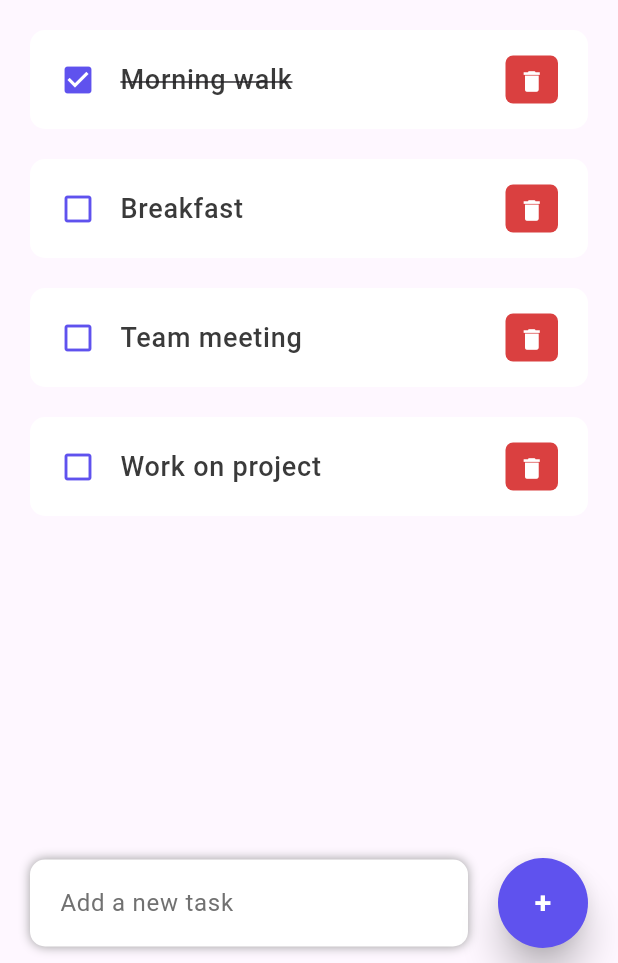
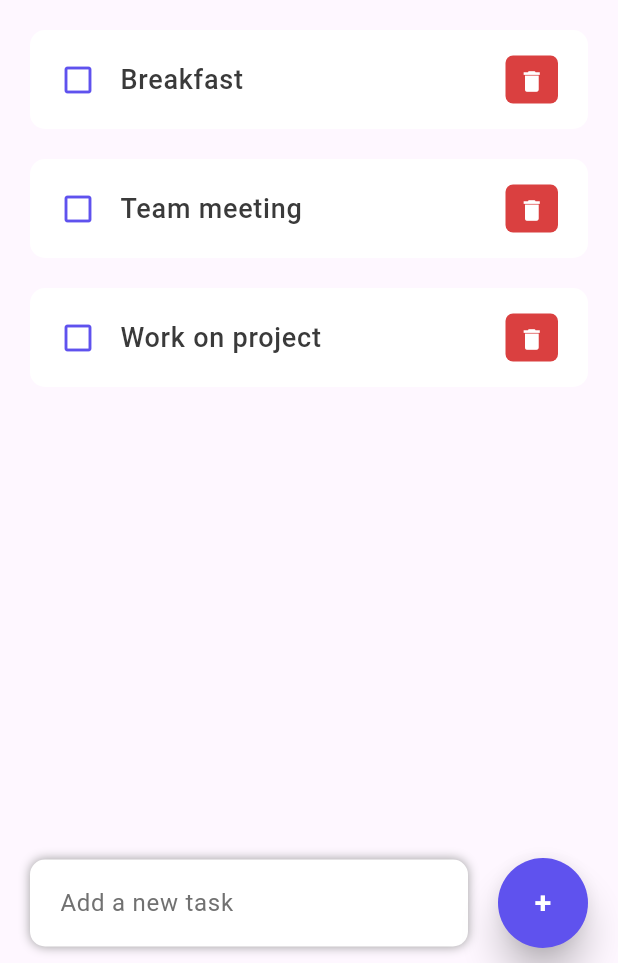
Before and after one commit to tranhuutuan261103/to-do-list-flutter, a Flutter app: the screen it shows after launch, after a tap on the "delete" icon, on a phone screen of 412 x 824 dp, the part 273-1236 px from its top. Run offline on Flutter 3.47's test engine with Material 3 defaults, Android fonts, the phone set to English and light mode, and no system bars.

```diff
--- a/lib/screens/home.dart
+++ b/lib/screens/home.dart
@@ -4,11 +4,25 @@ import '../model/todo.dart';
 import '../constants/colors.dart';
 import '../widgets/todo_item.dart';
 
-class Home extends StatelessWidget {
+class Home extends StatefulWidget {
   // ignore: use_super_parameters
-  Home({Key? key}) : super(key: key);
+  const Home({Key? key}) : super(key: key);
 
+  @override
+  // ignore: library_private_types_in_public_api
+  _HomeState createState() => _HomeState();
+}
+
+class _HomeState extends State<Home> {
   final todoList = ToDo.todoList();
+  List<ToDo> _filteredList = [];
+  final _toDoController = TextEditingController();
+
+  @override
+  void initState() {
+    _filteredList = todoList;
+    super.initState();
+  }
 
   @override
   Widget build(BuildContext context) {
@@ -35,9 +49,11 @@ class Home extends StatelessWidget {
                                 color: tdBlack,
                                 fontWeight: FontWeight.w500)),
                       ),
-                      ...todoList.map((todo) => ToDoItem(
+                      ..._filteredList.map((todo) => ToDoItem(
                             key: ValueKey(todo.id),
                             todo: todo,
+                            onToDoChanged: _handleToDoChange,
+                            onToDoDeleted: _handleDeleteToDoItem,
                           ))
                     ],
                   ))
@@ -65,8 +81,9 @@ class Home extends StatelessWidget {
                             ],
                             borderRadius: BorderRadius.circular(10),
                           ),
-                          child: const TextField(
-                            decoration: InputDecoration(
+                          child: TextField(
+                            controller: _toDoController,
+                            decoration: const InputDecoration(
                               contentPadding: EdgeInsets.all(10),
                               border: InputBorder.none,
                               hintText: 'Add a new task',
@@ -76,7 +93,7 @@ class Home extends StatelessWidget {
                   Container(
                     margin: const EdgeInsets.only(right: 20, bottom: 10),
                     child: ElevatedButton(
-                      onPressed: () => print('Add Task'),
+                      onPressed: () => _addToDoItem(_toDoController.text),
                       style: ElevatedButton.styleFrom(
                         backgroundColor: tdBlue,
                         minimumSize: const Size(60, 60),
@@ -95,6 +112,38 @@ class Home extends StatelessWidget {
           ],
         ));
   }
+
+  void _handleToDoChange(ToDo todo) {
+    setState(() {
+      todo.isCompleted = !todo.isCompleted;
+    });
+  }
+
+  void _handleDeleteToDoItem(ToDo todoDeleted) {
+    setState(() {
+      todoList.removeWhere((todo) => todo.id == todoDeleted.id);
+    });
+  }
+
+  void _addToDoItem(String toDoTitle) {
+    setState(() {
+      final newToDo = ToDo(
+        id: DateTime.now().microsecondsSinceEpoch.toString(),
+        title: toDoTitle,
+        isCompleted: false,
+      );
+      todoList.add(newToDo);
+    });
+    _toDoController.clear();
+  }
+
+  void _filterList(String query) {
+    setState(() {
+      _filteredList = todoList
+          .where((todo) =>
+              todo.title.toLowerCase().contains(query.toLowerCase()))
+          .toList();
+    });
   }
 
   Widget searchBox() {
@@ -104,8 +153,9 @@ Widget searchBox() {
         color: Colors.white,
         borderRadius: BorderRadius.circular(10),
       ),
-    child: const TextField(
-      decoration: InputDecoration(
+      child: TextField(
+        onChanged: (value) => _filterList(value),
+        decoration: const InputDecoration(
           contentPadding: EdgeInsets.all(0),
           prefixIcon: Icon(Icons.search, color: tdBlack, size: 20),
           prefixIconConstraints: BoxConstraints(minWidth: 25, maxHeight: 20),
@@ -142,3 +192,4 @@ AppBar _buildAppBar() {
       ),
     );
   }
+}
--- a/lib/widgets/todo_item.dart
+++ b/lib/widgets/todo_item.dart
@@ -5,16 +5,18 @@ import '../model/todo.dart';
 
 class ToDoItem extends StatelessWidget {
   final ToDo todo;
+  final Function(ToDo) onToDoChanged;
+  final Function(ToDo) onToDoDeleted;
 
   // ignore: use_super_parameters
-  const ToDoItem({Key? key, required this.todo}) : super(key: key);
+  const ToDoItem({Key? key, required this.todo, required this.onToDoChanged, required this.onToDoDeleted}) : super(key: key);
 
   @override
   Widget build(BuildContext context) {
     return Container(
       margin: const EdgeInsets.only(bottom: 20),
       child: ListTile(
-          onTap: () => print("Task 1"),
+          onTap: () => onToDoChanged(todo),
           shape: RoundedRectangleBorder(
             borderRadius: BorderRadius.circular(10),
           ),
@@ -46,7 +48,7 @@ class ToDoItem extends StatelessWidget {
             child: IconButton(
               icon: const Icon(Icons.delete, color: Colors.white),
               iconSize: 18,
-              onPressed: () => {print("Delete Task 1")},
+              onPressed: () => onToDoDeleted(todo),
             ),
           )),
     );
```
Lines whose indentation alone changed are shown as unchanged.
